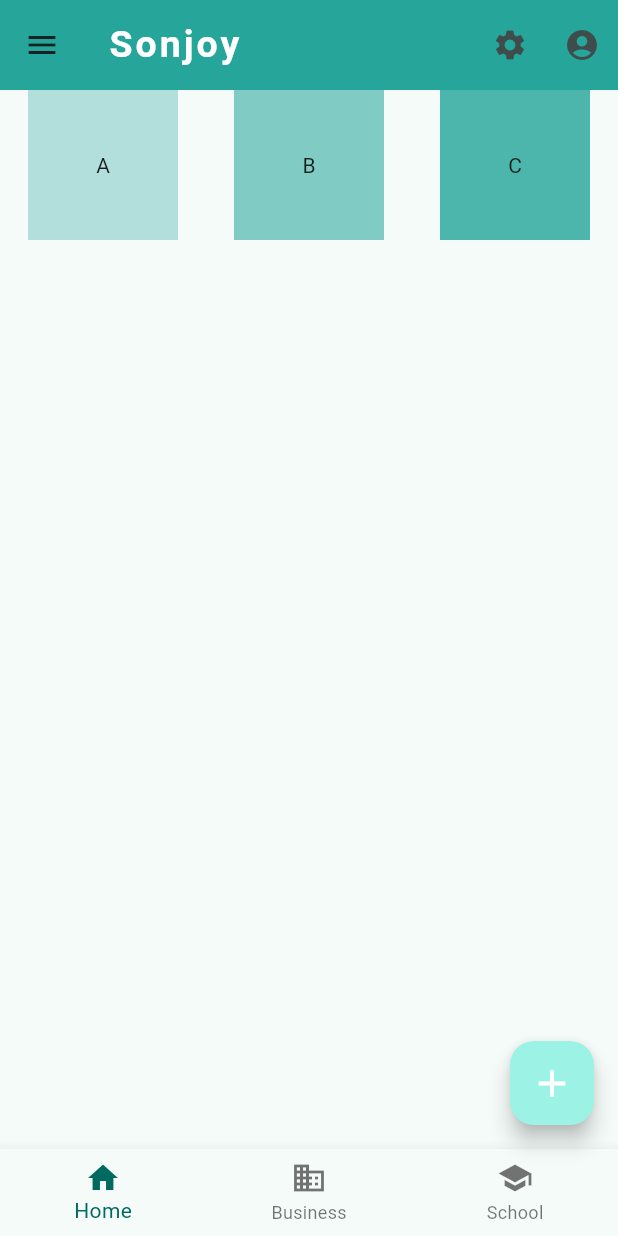
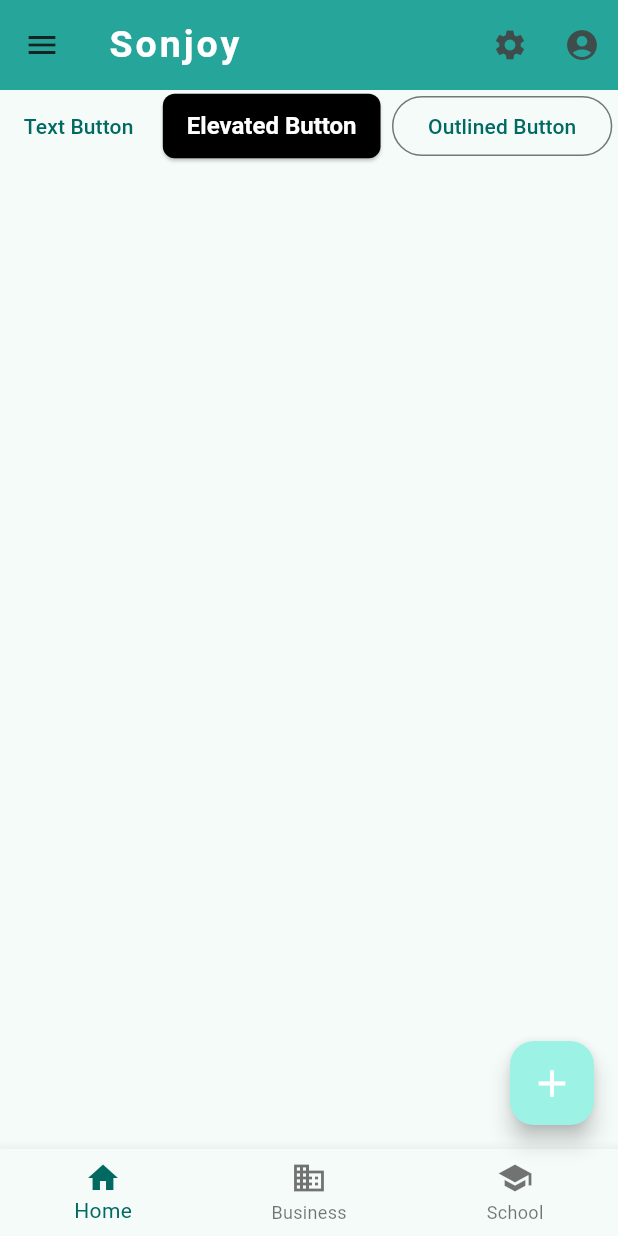
Before and after one commit to sonjoybarmon/learing-flutter, a Flutter app: the screen it shows after launch, on a phone screen of 412 x 824 dp. Run offline on Flutter 3.47's test engine with Material 3 defaults, Android fonts, the phone set to English and light mode, and no system bars.

Commit message:
learned buttons

```diff
--- a/lib/main.dart
+++ b/lib/main.dart
@@ -49,6 +49,14 @@ class _MyHomePageState extends State<MyHomePage> {
       ),
     );
   }
+
+  final ButtonStyle raisedButtonStyle = ElevatedButton.styleFrom(
+    backgroundColor: Colors.black,
+    foregroundColor: Colors.white,
+    padding: const EdgeInsets.symmetric(horizontal: 16.0, vertical: 12.0),
+    textStyle: const TextStyle(fontSize: 16, fontWeight: FontWeight.bold),
+    shape: RoundedRectangleBorder(borderRadius: BorderRadius.circular(8.0)),
+  );
 
   @override
   Widget build(BuildContext context) {
@@ -247,34 +255,52 @@ class _MyHomePageState extends State<MyHomePage> {
       //     ),
       //   ),
       // ),
+      // body: Row(
+      //   mainAxisAlignment: MainAxisAlignment.spaceAround,
+      //   crossAxisAlignment: CrossAxisAlignment.center,
+      //   children: [
+      //     Container(
+      //       width: 100,
+      //       height: 100,
+      //       color: Colors.teal.shade100,
+      //       child: const Center(child: Text('A')),
+      //     ),
+      //     Container(
+      //       width: 100,
+      //       height: 100,
+      //       color: Colors.teal.shade200,
+      //       child: const Center(child: Text('B')),
+      //     ),
+      //     Container(
+      //       width: 100,
+      //       height: 100,
+      //       color: Colors.teal.shade300,
+      //       child: const Center(child: Text('C')),
+      //     ),
+      //   ],
+      // ),
       body: Row(
         mainAxisAlignment: MainAxisAlignment.spaceAround,
         crossAxisAlignment: CrossAxisAlignment.center,
-
-        // mainAxisSize: MainAxisSize.min,
-
-        // children: <Widget>[
-        //   const Text('This application is built with Flutter: '),
-        //   Text('$_counter', style: Theme.of(context).textTheme.headlineMedium),
-        // ],
         children: [
-          Container(
-            width: 100,
-            height: 100,
-            color: Colors.teal.shade100,
-            child: const Center(child: Text('A')),
+          TextButton(
+            onPressed: () {
+              MySanckBar('Text Button Clicked', context);
+            },
+            child: const Text('Text Button'),
           ),
-          Container(
-            width: 100,
-            height: 100,
-            color: Colors.teal.shade200,
-            child: const Center(child: Text('B')),
+          ElevatedButton(
+            onPressed: () {
+              MySanckBar('Elevated Button Clicked', context);
+            },
+            child: const Text('Elevated Button'),
+            style: raisedButtonStyle,
           ),
-          Container(
-            width: 100,
-            height: 100,
-            color: Colors.teal.shade300,
-            child: const Center(child: Text('C')),
+          OutlinedButton(
+            onPressed: () {
+              MySanckBar('Outlined Button Clicked', context);
+            },
+            child: const Text('Outlined Button'),
           ),
         ],
       ),
```
